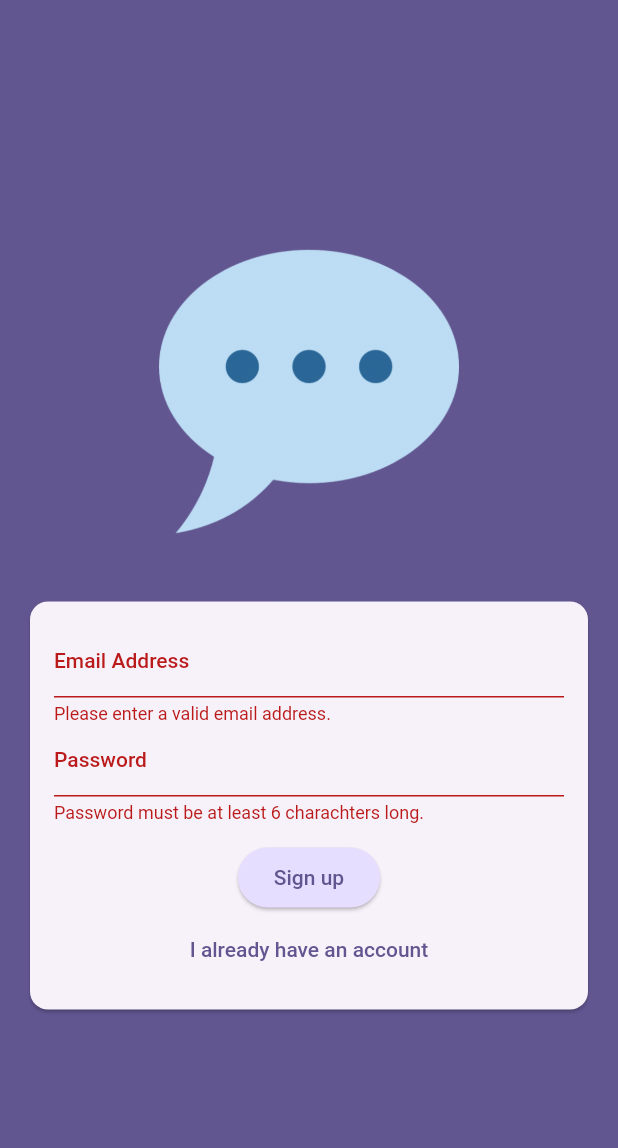
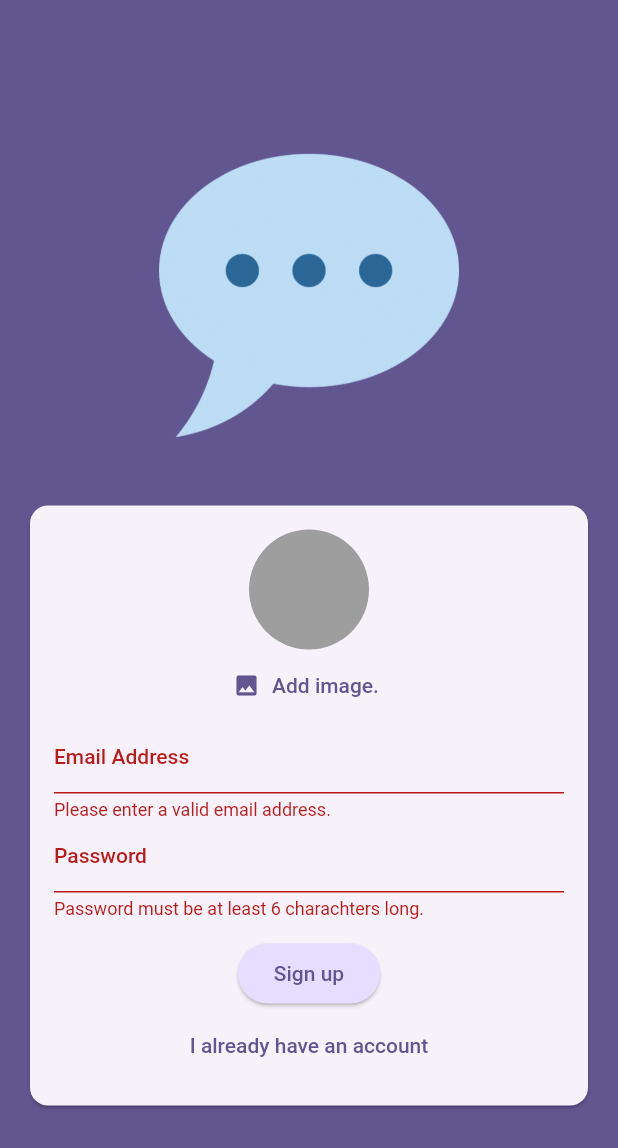
Before and after one commit to mlnbk/chat_app, a Flutter app: the screen it shows after launch, after a tap on "Login", after a tap on "Create an account", on a phone screen of 412 x 824 dp. Shown: the top 1148 px of the screen. Run offline on Flutter 3.47's test engine with Material 2 defaults, Android fonts, the phone set to English and light mode, and no system bars; our stand-ins replace firebase_auth, firebase_core, image_picker; accounts and stored records are empty.

Commit message:
feat: add image picker to signup

```diff
--- a/lib/screens/auth.dart
+++ b/lib/screens/auth.dart
@@ -1,3 +1,4 @@
+import 'package:chat_app/widgets/user_image_picker.dart';
 import 'package:flutter/material.dart';
 import 'package:firebase_auth/firebase_auth.dart';
 
@@ -79,6 +80,7 @@ class _AuthScreenState extends State<AuthScreen> {
                       child: Column(
                         mainAxisSize: MainAxisSize.min,
                         children: [
+                          if (!_isLogin) const UserImagePicker(),
                           TextFormField(
                             decoration: const InputDecoration(
                                 labelText: 'Email Address'),
--- /dev/null
+++ b/lib/widgets/user_image_picker.dart
@@ -0,0 +1,55 @@
+import 'dart:io';
+
+import 'package:flutter/material.dart';
+import 'package:image_picker/image_picker.dart';
+
+class UserImagePicker extends StatefulWidget {
+  const UserImagePicker({super.key});
+
+  @override
+  State<UserImagePicker> createState() {
+    return _UserImagePickerState();
+  }
+}
+
+class _UserImagePickerState extends State<UserImagePicker> {
+  File? _pickedImageFile;
+
+  void _pickImage() async {
+    final pickedImage = await ImagePicker().pickImage(
+      source: ImageSource.camera,
+      imageQuality: 50,
+      maxWidth: 150,
+    );
+
+    if (pickedImage == null) return;
+
+    setState(() {
+      _pickedImageFile = File(pickedImage.path);
+    });
+  }
+
+  @override
+  Widget build(BuildContext context) {
+    return Column(
+      children: [
+        CircleAvatar(
+          radius: 40,
+          backgroundColor: Colors.grey,
+          foregroundImage:
+              _pickedImageFile != null ? FileImage(_pickedImageFile!) : null,
+        ),
+        TextButton.icon(
+          onPressed: _pickImage,
+          icon: const Icon(Icons.image),
+          label: Text(
+            'Add image.',
+            style: TextStyle(
+              color: Theme.of(context).colorScheme.primary,
+            ),
+          ),
+        ),
+      ],
+    );
+  }
+}
--- a/pubspec.yaml
+++ b/pubspec.yaml
@@ -36,6 +36,8 @@ dependencies:
   cupertino_icons: ^1.0.2
   firebase_core: ^2.16.0
   firebase_auth: ^4.10.0
+  firebase_storage: ^11.2.7
+  image_picker: ^1.0.4
 
 dev_dependencies:
   flutter_test:
```
Also changed, not shown: pubspec.lock, 5 other files.
